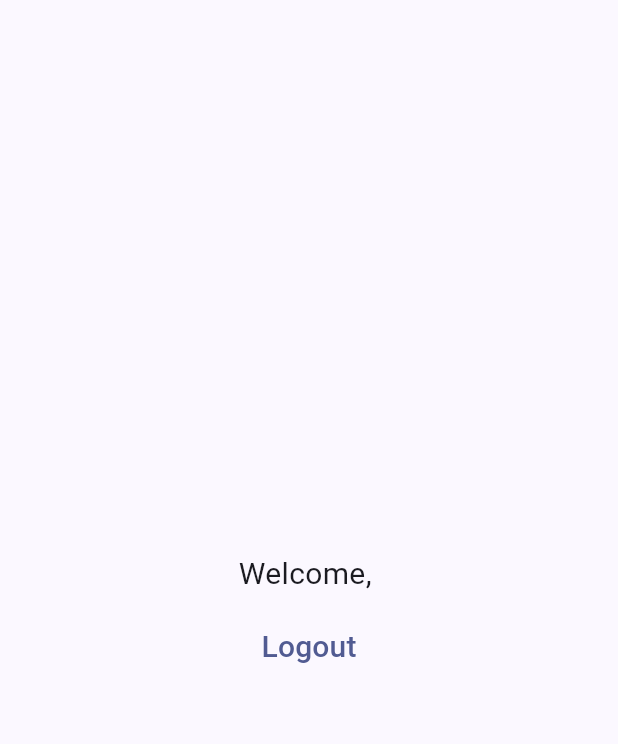
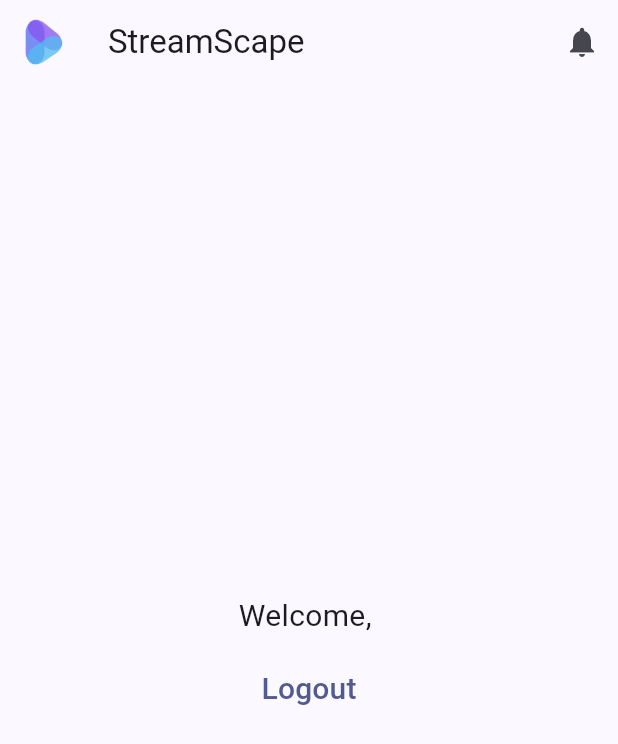
Before and after one commit to varshil-shah/streamscape-app, a Flutter app: the HomeScreen screen opened by its route, on a phone screen of 412 x 824 dp. Shown: the top 744 px of the screen. Run offline on Flutter 3.47's test engine with Material 3 defaults, Android fonts, the phone set to English and light mode, and no system bars; our stand-ins replace connectivity_plus, flutter_svg, shared_preferences; accounts and stored records are empty.

Commit message:
Add default appbar on home screen

```diff
--- a/lib/screens/home_screen.dart
+++ b/lib/screens/home_screen.dart
@@ -13,6 +13,18 @@ class HomeScreen extends StatelessWidget {
     final userProvider = Provider.of<UserProvider>(context, listen: false);
 
     return Scaffold(
+      appBar: AppBar(
+        title: const Text("StreamScape"),
+        leading: Image.asset(
+          'assets/icons/logo.png',
+        ),
+        actions: [
+          IconButton(
+            icon: const Icon(Icons.notifications),
+            onPressed: () {},
+          )
+        ],
+      ),
       body: SafeArea(
         child: Center(
           child: Column(
@@ -38,7 +50,8 @@ class HomeScreen extends StatelessWidget {
                   style: TextStyle(
                     fontSize: 20,
                   ),
-                  )),
+                ),
+              ),
             ],
           ),
         ),
```
Lines whose indentation alone changed are shown as unchanged.
